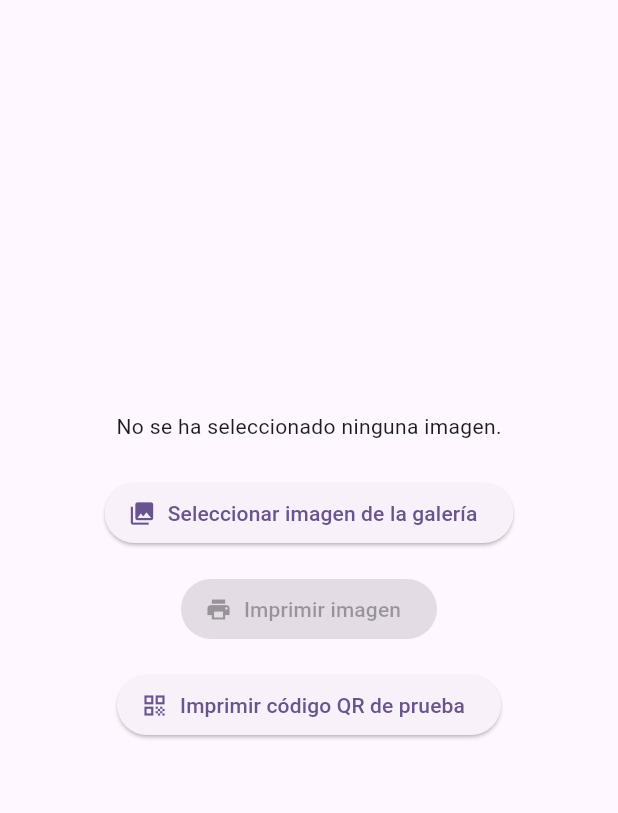
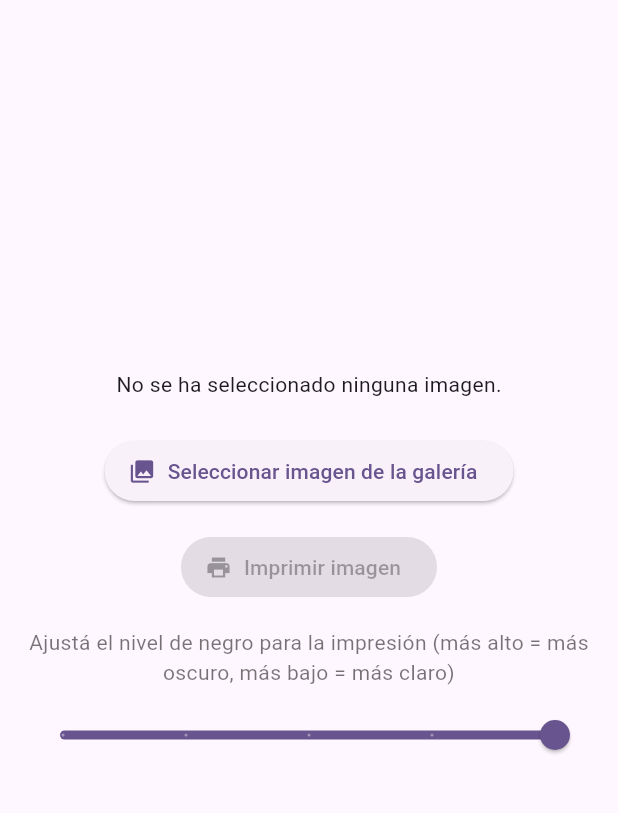
Before and after one commit to frapeti/pocket_printer, a Flutter app: the screen it shows after launch, on a phone screen of 412 x 824 dp, the part 84-897 px from its top. Run offline on Flutter 3.47's test engine with Material 3 defaults, Android fonts, the phone set to English and light mode, and no system bars; our stand-ins replace image_picker, permission_handler; missing offline and left inert: flutter_pax_printer_utility.

Commit message:
refactor: eliminar botón y función de impresión de QR de prueba

```diff
--- a/lib/main.dart
+++ b/lib/main.dart
@@ -64,6 +64,7 @@ class _MyHomePageState extends State<MyHomePage> {
   File? _imageFile;
   bool _printing = false;
   String? _status;
+  int _grayLevel = 4;
 
   // Definir el canal para comunicarse con el código nativo
   static const platform = MethodChannel(
@@ -170,7 +171,7 @@ class _MyHomePageState extends State<MyHomePage> {
       await FlutterPaxPrinterUtility.spaceSet(0, 10);
 
       // Set maximum gray level for best quality
-      await FlutterPaxPrinterUtility.setGray(4);
+      await FlutterPaxPrinterUtility.setGray(_grayLevel);
 
       // Read image bytes
       Uint8List bytes = await _imageFile!.readAsBytes();
@@ -196,51 +197,6 @@ class _MyHomePageState extends State<MyHomePage> {
       print('Error printing image: $e');
       setState(() {
         _status = 'Image print failed: $e';
-      });
-    } finally {
-      setState(() {
-        _printing = false;
-      });
-    }
-  }
-
-  Future<void> _printTestQRCode() async {
-    setState(() {
-      _printing = true;
-      _status = null;
-    });
-    try {
-      print('Initializing printer...');
-      await FlutterPaxPrinterUtility.init;
-
-      // Set font and spacing like in the example
-      await FlutterPaxPrinterUtility.fontSet(
-        EFontTypeAscii.FONT_24_24,
-        EFontTypeExtCode.FONT_24_24,
-      );
-      await FlutterPaxPrinterUtility.spaceSet(0, 10);
-      await FlutterPaxPrinterUtility.setGray(1);
-
-      // Print header text
-      await FlutterPaxPrinterUtility.printStr('SCAN QR CODE BELOW', null);
-      await FlutterPaxPrinterUtility.printStr('\n\n', null);
-
-      // Print QR code with larger size (512x512 like in example)
-      print('Printing QR code...');
-      await FlutterPaxPrinterUtility.printQRCode('TEST123', 512, 512);
-
-      // Add some spacing and start printing
-      await FlutterPaxPrinterUtility.step(150);
-      var status = await FlutterPaxPrinterUtility.start();
-
-      print('Print status: $status');
-      setState(() {
-        _status = 'Print completed!';
-      });
-    } catch (e) {
-      print('Error during printing: $e');
-      setState(() {
-        _status = 'Print failed: $e';
       });
     } finally {
       setState(() {
@@ -343,22 +299,28 @@ class _MyHomePageState extends State<MyHomePage> {
                           : const Text('Imprimir imagen'),
                 ),
               const SizedBox(height: 16),
-              ElevatedButton.icon(
-                onPressed: _printing ? null : _printTestQRCode,
-                icon: const Icon(Icons.qr_code),
-                label: const Text('Imprimir código QR de prueba'),
+              Text(
+                'Ajustá el nivel de negro para la impresión (más alto = más oscuro, más bajo = más claro)',
+                style: TextStyle(fontSize: 14, color: Colors.black54),
+                textAlign: TextAlign.center,
               ),
-              if (_status != null &&
-                  _status != 'Imagen recibida lista para imprimir') ...[
-                const SizedBox(height: 16),
-                Text(
-                  _status!,
-                  style: TextStyle(
-                    color:
-                        _status!.contains('falló') ? Colors.red : Colors.green,
-                  ),
-                ),
-              ],
+              const SizedBox(height: 8),
+              Slider(
+                value: _grayLevel.toDouble(),
+                min: 0,
+                max: 4,
+                divisions: 4,
+                label: 'Nivel de negro: $_grayLevel',
+                onChanged:
+                    _printing
+                        ? null
+                        : (double value) {
+                          setState(() {
+                            _grayLevel = value.round();
+                          });
+                        },
+              ),
+              const SizedBox(height: 8),
             ],
           ),
         ),
```
